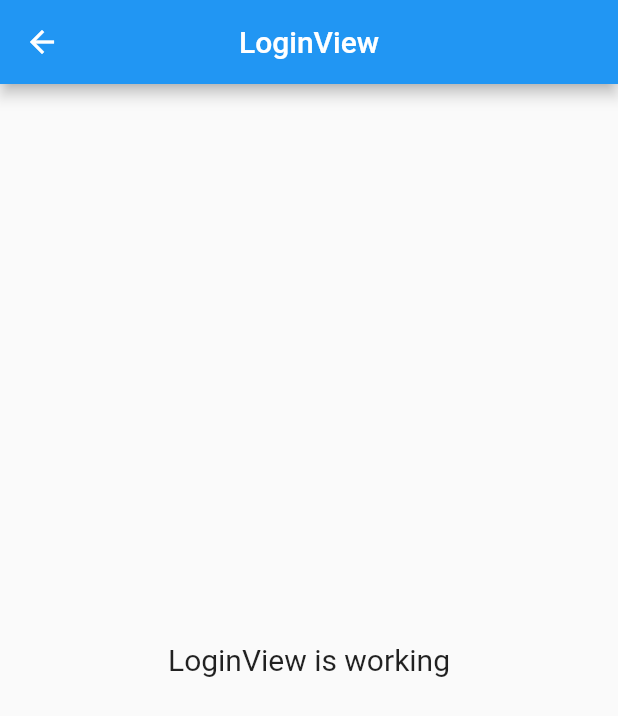
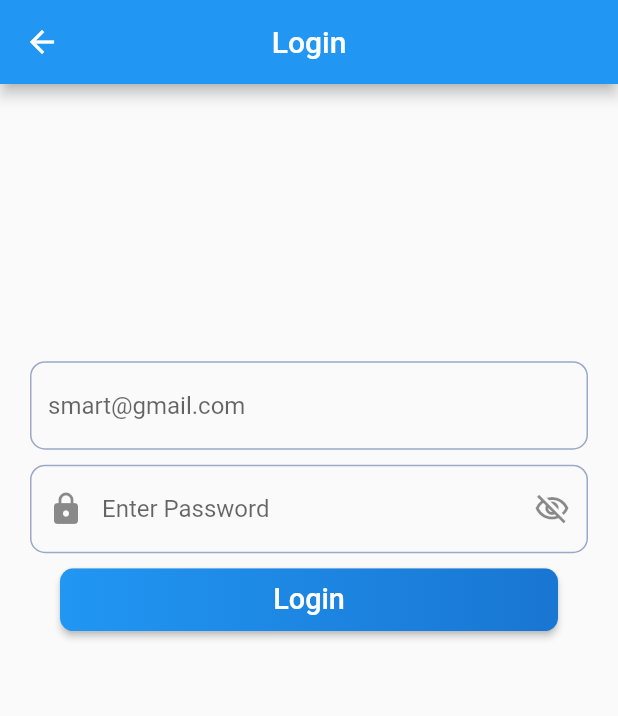
Before and after one commit to raymondDangdat/police_information_system, a Flutter app: the LoginView screen opened by its route, on a phone screen of 412 x 824 dp. Shown: the top 716 px of the screen. Run offline on Flutter 3.47's test engine with Material 2 defaults, Android fonts, the phone set to English and light mode, and no system bars; our stand-ins replace get.

Commit message:
Feat: Login UI

```diff
--- a/lib/app/modules/login/controllers/login_controller.dart
+++ b/lib/app/modules/login/controllers/login_controller.dart
@@ -4,6 +4,7 @@ class LoginController extends GetxController {
   //TODO: Implement LoginController
 
   final count = 0.obs;
+  RxBool passwordInvisible = true.obs;
   @override
   void onInit() {
     super.onInit();
--- a/lib/app/modules/login/views/login_view.dart
+++ b/lib/app/modules/login/views/login_view.dart
@@ -1,23 +1,94 @@
 import 'package:flutter/material.dart';
 
 import 'package:get/get.dart';
+import 'package:police_info_system/app/widgets/custom_widgets.dart';
+import 'package:police_info_system/app/widgets/input_fields.dart';
 
 import '../controllers/login_controller.dart';
 
 class LoginView extends GetView<LoginController> {
+  final _emailFieldController = TextEditingController();
+  final _passwordFieldController = TextEditingController();
+  final formKey = GlobalKey<FormState>();
+  bool authenticating = false;
   @override
   Widget build(BuildContext context) {
     return Scaffold(
       appBar: AppBar(
-        title: Text('LoginView'),
+        title: Text('Login'),
         centerTitle: true,
       ),
-      body: Center(
-        child: Text(
-          'LoginView is working',
-          style: TextStyle(fontSize: 20),
+      body: SafeArea(child: SingleChildScrollView(
+        padding: EdgeInsets.symmetric(horizontal: 20, vertical: 20),
+        child: Form(
+          key: formKey,
+          child: Column(
+            mainAxisAlignment: MainAxisAlignment.spaceAround,
+            children: [
+              SizedBox(height: MediaQuery.of(context).size.height * 0.2,),
+              EmailInputs(
+                emailFieldController: _emailFieldController,
+              ),
+
+              TextFormField(
+                  key: Key('email'),
+                  obscureText: controller.passwordInvisible.value,
+                  controller: _passwordFieldController,
+                  decoration: InputDecoration(
+                    hintText: 'Enter Password',
+                    prefixIcon: Icon(Icons.lock_rounded),
+                    suffixIcon: IconButton(
+                        icon: Icon(Icons.visibility_off_outlined),
+                        onPressed: () {
+                        }),
+                    labelStyle: TextStyle(
+                        color: Color.fromRGBO(155, 169, 201, 1)),
+                    enabledBorder: OutlineInputBorder(
+                        borderRadius: BorderRadius.circular(10.0),
+                        borderSide: BorderSide(
+                          color: Color.fromRGBO(155, 169, 201, 1),
+                        )),
+                    focusedBorder: OutlineInputBorder(
+                        borderSide: BorderSide(
+                            color: Color.fromRGBO(47, 77, 145, 1)),
+                        borderRadius: BorderRadius.circular(10)),
+                    border: UnderlineInputBorder(
+                      borderSide: BorderSide(color: Colors.brown),
+                    ),
+                    focusedErrorBorder: OutlineInputBorder(
+                        borderSide: BorderSide(color: Color.fromRGBO(47, 77, 145, 1)),
+                        borderRadius: BorderRadius.circular(10)
+                    ),
+                    errorBorder: OutlineInputBorder(
+                        borderRadius: BorderRadius.circular(10.0),
+                        borderSide: BorderSide(
+                          color: Color.fromRGBO(155, 169, 201, 1),
+                        )),
+                  ),
+                  validator: (value) {
+                    if (value == null || value.isEmpty) {
+                      print("Something");
+                      return 'Please enter a valid password';
+                    }
+                    return null;
+                  }),
+              SizedBox(
+                height: 10,
+              ),
+              Padding(
+                padding: const EdgeInsets.symmetric(horizontal: 20.0),
+                child: authenticating ? Center(child: CircularProgressIndicator(backgroundColor: Theme.of(context).primaryColor,),) : customButton(context, 'Login', () {
+                  _searchEmailExist(context, _emailFieldController.text);
+
+                  // Navigator.pushNamed(context, PasswordScreen.routeName);
+                }),
+              )
+            ],
+          ),
         ),
-      ),
+      ))
     );
   }
+
+  void _searchEmailExist(BuildContext context, String text) {}
 }
--- a/lib/app/routes/app_pages.dart
+++ b/lib/app/routes/app_pages.dart
@@ -12,7 +12,7 @@ part 'app_routes.dart';
 class AppPages {
   AppPages._();
 
-  static const INITIAL = Routes.HOME;
+  static const INITIAL = Routes.LOGIN;
 
   static final routes = [
     GetPage(
--- /dev/null
+++ b/lib/app/widgets/custom_widgets.dart
@@ -0,0 +1,32 @@
+import 'package:flutter/material.dart';
+Widget customButton(BuildContext context, String title, Function onTap) {
+  return Container(
+    height: 42.0,
+    child: RaisedButton(
+      onPressed: onTap as void Function(),
+      shape: RoundedRectangleBorder(borderRadius: BorderRadius.circular(9.0)),
+      padding: EdgeInsets.all(0.0),
+      child: Ink(
+        decoration: BoxDecoration(
+            gradient: LinearGradient(
+              colors: [
+                Theme.of(context).primaryColor,
+                Theme.of(context).primaryColorDark,
+              ],
+              begin: Alignment.centerLeft,
+              end: Alignment.centerRight,
+            ),
+            borderRadius: BorderRadius.circular(9.0)),
+        child: Container(
+          // constraints: BoxConstraints(maxWidth: 300.0, minHeight: 50.0),
+          alignment: Alignment.center,
+          child: Text(
+            title,
+            textAlign: TextAlign.center,
+            style: TextStyle(color: Colors.white, fontSize: 19.2),
+          ),
+        ),
+      ),
+    ),
+  );
+}
--- /dev/null
+++ b/lib/app/widgets/input_fields.dart
@@ -0,0 +1,58 @@
+import 'package:flutter/material.dart';
+import 'package:get/get.dart';
+
+class EmailInputs extends StatelessWidget {
+  const EmailInputs(
+      {Key? key, this.emailFieldController})
+      : super(key: key);
+  final emailFieldController;
+  @override
+  Widget build(BuildContext context) {
+    return Column(
+      children: [
+        TextFormField(
+            key: Key('email'),
+            keyboardType: TextInputType.emailAddress,
+            controller: emailFieldController,
+            decoration: InputDecoration(
+              hintText: 'smart@gmail.com',
+              labelStyle: TextStyle(color: Color.fromRGBO(155, 169, 201, 1)),
+              enabledBorder: OutlineInputBorder(
+                  borderRadius: BorderRadius.circular(10.0),
+                  borderSide: BorderSide(
+                    color: Color.fromRGBO(155, 169, 201, 1),
+                  )),
+              focusedBorder: OutlineInputBorder(
+                  borderSide: BorderSide(color: Color.fromRGBO(47, 77, 145, 1)),
+                  borderRadius: BorderRadius.circular(10)
+              ),
+              border: UnderlineInputBorder(
+                borderSide: BorderSide(color: Colors.brown),
+              ),
+              focusedErrorBorder: OutlineInputBorder(
+                  borderSide: BorderSide(color: Color.fromRGBO(47, 77, 145, 1)),
+                  borderRadius: BorderRadius.circular(10)
+              ),
+              errorBorder: OutlineInputBorder(
+                  borderRadius: BorderRadius.circular(10.0),
+                  borderSide: BorderSide(
+                    color: Color.fromRGBO(155, 169, 201, 1),
+                  )),
+
+            ),
+
+            validator: (val){
+              if(GetUtils.isEmail(val!)){
+                return null;
+              }else{
+                return "Enter a valid email";
+              }
+            }),
+
+        SizedBox(
+          height: 10,
+        ),
+      ],
+    );
+  }
+}
--- a/lib/app/widgets/main_drawer.dart
+++ b/lib/app/widgets/main_drawer.dart
@@ -41,10 +41,10 @@ class MainDrawer extends StatelessWidget {
                     Row(
                       mainAxisAlignment: MainAxisAlignment.center,
                       children: [
-                        Text('Police Firstname'
+                        Text('Firstname'
                         ),
                         SizedBox(width: 10,),
-                        Text('Police Lastname',
+                        Text('Lastname',
                         ),
                       ],
                     ),
```
Also changed, not shown: pubspec.yaml (+7 -0 lines), assets/images/police.png (added), pubspec.lock, 20 other files.
